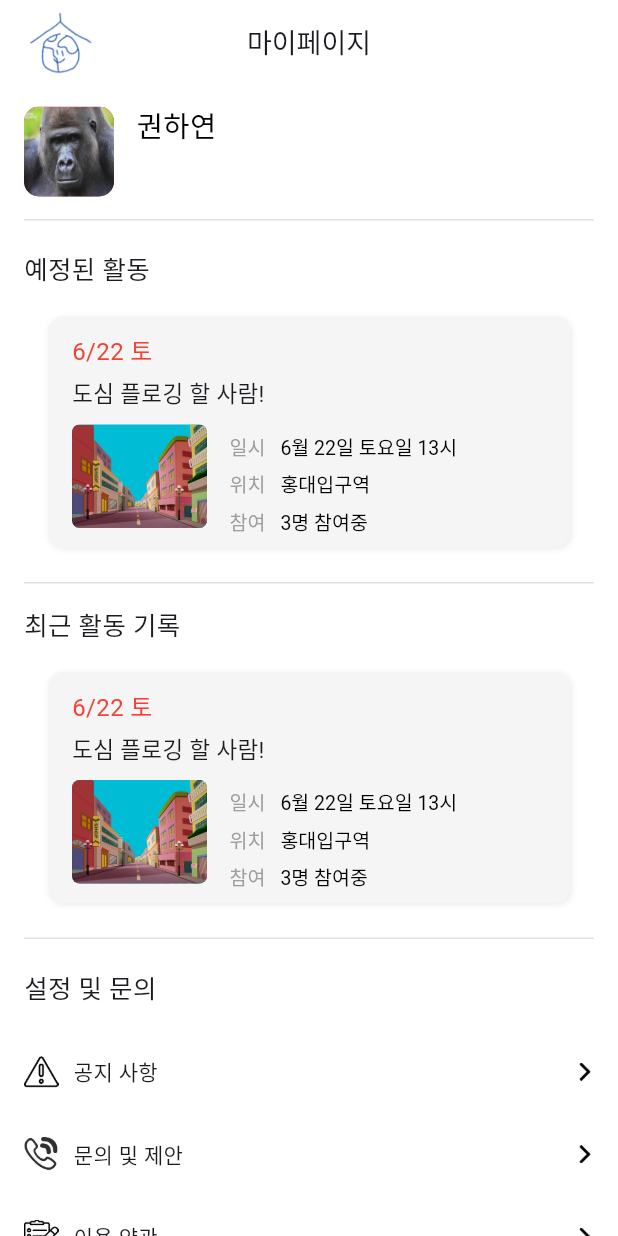
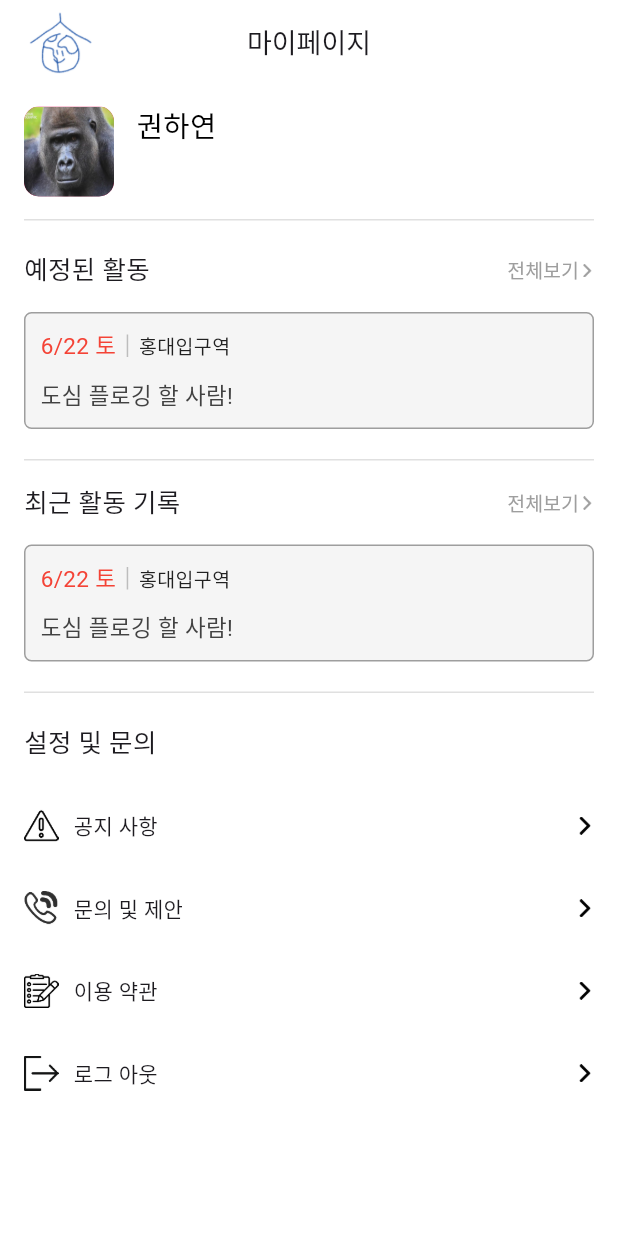
Before and after one commit to shinjoo95/bluemungan, a Flutter app: the MypageScreen screen opened directly, on a phone screen of 412 x 824 dp. Run offline on Flutter 3.47's test engine with Material 3 defaults, Android fonts, the phone set to English and light mode, and no system bars; our stand-ins replace cloud_firestore, firebase_auth, firebase_core, flutter_native_splash, get, google_sign_in and 1 more; missing offline and left inert: board_datetime_picker, kakao_flutter_sdk; accounts and stored records are empty; Roboto replaces fonts that are missing (bold, semiBold); project files that could hold a hidden picture were left out.

Commit message:
- 마이페이지 UI 수정

```diff
--- a/lib/my/screen/login_screen.dart
+++ b/lib/my/screen/login_screen.dart
@@ -1,4 +1,3 @@
-import 'package:bluemungan/main/screen/main_screen.dart';
 import 'package:bluemungan/my/controller/login_controller.dart';
 import 'package:flutter/material.dart';
 import 'package:get/get.dart';
--- a/lib/my/screen/setting_screen.dart
+++ b/lib/my/screen/setting_screen.dart
@@ -36,7 +36,7 @@ class SettingScreen extends StatelessWidget {
         ),
         SettingMenu(
           icon: 'assets/logout.png',
-          title: '계정 로그 아웃',
+          title: '로그 아웃',
           onTap: () {
             Get.dialog(
               Material(
--- a/lib/my/widget/participated_info.dart
+++ b/lib/my/widget/participated_info.dart
@@ -7,34 +7,100 @@ class ParticipatedInfo extends StatelessWidget {
 
   @override
   Widget build(BuildContext context) {
-    return const Column(
+    return Column(
       crossAxisAlignment: CrossAxisAlignment.start,
       children: [
-        Text(
+        Row(
+          mainAxisAlignment: MainAxisAlignment.spaceBetween,
+          children: [
+            const Text(
               '예정된 활동',
               style: TextStyle(
                 fontSize: 17,
                 fontFamily: 'bold',
               ),
             ),
-        SizedBox(height: 5),
-        ParticipatedListItem(
+            RichText(
+              text: TextSpan(
+                children: [
+                  const TextSpan(
+                    text: '전체보기',
+                    style: TextStyle(
+                      fontSize: 13,
+                      fontFamily: 'semiBold',
+                      color: Colors.grey,
+                    ),
+                  ),
+                  const WidgetSpan(
+                    child: SizedBox(
+                      width: 1,
+                    ),
+                  ),
+                  WidgetSpan(
+                    alignment: PlaceholderAlignment.middle,
+                    child: Image.asset(
+                      'assets/arrow_right.png',
+                      color: Colors.grey,
+                      width: 9,
+                      height: 9,
+                    ),
+                  ),
+                ],
+              ),
+            ),
+          ],
+        ),
+        const SizedBox(height: 15),
+        const ParticipatedListItem(
           title: '도심 플로깅 할 사람!',
           imageUrl: 'assets/city_img.png',
           mainTime: '6/22 토',
           subTime: '6월 22일 토요일 13시',
           location: '홍대입구역',
         ),
-        Boundary(marginBottom: 15),
-        Text(
+        const Boundary(marginBottom: 15),
+        Row(
+          mainAxisAlignment: MainAxisAlignment.spaceBetween,
+          children: [
+            const Text(
               '최근 활동 기록',
               style: TextStyle(
                 fontSize: 17,
                 fontFamily: 'bold',
               ),
             ),
-        SizedBox(height: 5),
-        ParticipatedListItem(
+            RichText(
+              text: TextSpan(
+                children: [
+                  const TextSpan(
+                    text: '전체보기',
+                    style: TextStyle(
+                      fontSize: 13,
+                      fontFamily: 'semiBold',
+                      color: Colors.grey,
+                    ),
+                  ),
+                  const WidgetSpan(
+                    child: SizedBox(
+                      width: 1,
+                    ),
+                  ),
+                  WidgetSpan(
+                    alignment: PlaceholderAlignment.middle,
+                    child: Image.asset(
+                      'assets/arrow_right.png',
+                      color: Colors.grey,
+                      width: 9,
+                      height: 9,
+                    ),
+                  ),
+                ],
+              ),
+            ),
+          ],
+        ),
+        const SizedBox(height: 15),
+        const ParticipatedListItem(
           title: '도심 플로깅 할 사람!',
           imageUrl: 'assets/city_img.png',
           mainTime: '6/22 토',
--- a/lib/my/widget/participated_list_item.dart
+++ b/lib/my/widget/participated_list_item.dart
@@ -1,3 +1,4 @@
+import 'package:bluemungan/common/widgets/boundary.dart';
 import 'package:flutter/material.dart';
 import 'package:get/get.dart';
 
@@ -22,187 +23,243 @@ class ParticipatedListItem extends StatelessWidget {
   @override
   Widget build(BuildContext context) {
     return Container(
-      margin: const EdgeInsets.fromLTRB(16, 13, 16, 13),
-      padding: const EdgeInsets.fromLTRB(16, 11, 16, 11),
+      width: Get.width,
+      margin: const EdgeInsets.only(bottom: 10),
+      padding: const EdgeInsets.all(10),
       decoration: BoxDecoration(
-        borderRadius: BorderRadius.circular(10),
+        border: Border.all(
+          color: Colors.grey,
+          width: 1,
+        ),
+        borderRadius: BorderRadius.circular(5),
         color: Colors.grey[100],
-        boxShadow: [
-          BoxShadow(
-            color: Colors.grey.withOpacity(0.2),
-            blurRadius: 3,
-            spreadRadius: 0,
-            offset: const Offset(1, 1),
       ),
-        ],
-      ),
-      width: Get.width,
-      height: 154,
-      // 데이터 연동 예정
       child: Column(
         crossAxisAlignment: CrossAxisAlignment.start,
+        children: [
+          Row(
             children: [
               Text(
                 mainTime,
                 style: const TextStyle(
-              fontSize: 16,
+                  fontSize: 15,
                   fontFamily: 'bold',
                   color: Colors.red,
                 ),
               ),
-          const SizedBox(height: 5),
-          // 제목
-          SizedBox(
-            height: 25,
-            width: Get.width,
-            child: Text(
-              title,
-              style: const TextStyle(
-                fontSize: 15,
-                fontFamily: 'bold',
+              Container(
+                margin: const EdgeInsets.symmetric(horizontal: 7),
+                height: 15,
+                width: 1,
+                color: Colors.grey[400],
               ),
-              overflow: TextOverflow.ellipsis,
-            ),
-          ),
-          const SizedBox(height: 7),
-          Row(
-            crossAxisAlignment: CrossAxisAlignment.start,
-            children: [
-              Container(
-                // 산, 도심, 해안 이미지 설정
-                width: 90,
-                height: 69,
-                decoration: BoxDecoration(
-                  borderRadius: BorderRadius.circular(5),
-                  color: Colors.cyan,
-                ),
-                child: ClipRRect(
-                  borderRadius: BorderRadius.circular(5),
-                  child: Image.asset(
-                    imageUrl,
-                    fit: BoxFit.cover,
-                  ),
-                ),
-              ),
-              const SizedBox(width: 15),
-              Column(
-                crossAxisAlignment: CrossAxisAlignment.start,
-                children: [
-                  const SizedBox(height: 5),
-                  // 일시
-                  RichText(
-                    text: TextSpan(
-                      children: [
-                        const TextSpan(
-                          text: '일시',
+              Text(
+                location,
                 style: TextStyle(
-                            color: Colors.grey,
                   fontSize: 13,
                   fontFamily: 'semiBold',
-                          ),
-                        ),
-                        const WidgetSpan(
-                          child: SizedBox(
-                            width: 10,
-                          ),
-                        ),
-                        TextSpan(
-                          text: subTime,
-                          style: const TextStyle(
-                            color: Colors.black,
-                            fontSize: 13,
-                            fontFamily: 'semiBold',
+                  color: Colors.grey[900],
+                  overflow: TextOverflow.ellipsis,
                 ),
               ),
             ],
           ),
-                  ),
-                  const SizedBox(height: 6),
-                  // 위치
-                  RichText(
-                    text: TextSpan(
-                      children: [
-                        const TextSpan(
-                          text: '위치',
+          const SizedBox(height: 10),
+          Text(
+            title,
             style: TextStyle(
-                            color: Colors.grey,
-                            fontSize: 13,
-                            fontFamily: 'semiBold',
-                          ),
-                        ),
-                        const WidgetSpan(
-                          child: SizedBox(
-                            width: 10,
-                          ),
-                        ),
-                        TextSpan(
-                          text: location,
-                          style: const TextStyle(
-                            color: Colors.black,
-                            fontSize: 13,
-                            fontFamily: 'semiBold',
+              fontSize: 15,
+              fontFamily: 'bold',
+              color: Colors.grey[800],
+              overflow: TextOverflow.ellipsis,
             ),
           ),
         ],
       ),
-                  ),
-                  const SizedBox(height: 6),
-                  RichText(
-                    text: const TextSpan(
-                      children: [
-                        TextSpan(
-                          text: '참여',
-                          style: TextStyle(
-                            color: Colors.grey,
-                            fontSize: 13,
-                            fontFamily: 'semiBold',
-                          ),
-                        ),
-                        WidgetSpan(
-                          child: SizedBox(
-                            width: 10,
-                          ),
-                        ),
-                        TextSpan(
-                          text: '3명 참여중',
-                          style: TextStyle(
-                            color: Colors.black,
-                            fontSize: 13,
-                            fontFamily: 'semiBold',
-                          ),
-                        ),
-                      ],
-                    ),
-                  ),
-                  // Text(
-                  //   '일시  2024년 6월 22일 (토) 13시',
-                  //   style: TextStyle(
-                  //     fontSize: 17,
-                  //     fontFamily: 'bold',
+    );
+
+    // Container(
+    //   margin: const EdgeInsets.fromLTRB(16, 13, 16, 13),
+    //   padding: const EdgeInsets.fromLTRB(16, 11, 16, 11),
+    //   decoration: BoxDecoration(
+    //     borderRadius: BorderRadius.circular(10),
+    //     color: Colors.grey[100],
+    //     boxShadow: [
+    //       BoxShadow(
+    //         color: Colors.grey.withOpacity(0.2),
+    //         blurRadius: 3,
+    //         spreadRadius: 0,
+    //         offset: const Offset(1, 1),
+    //       ),
+    //     ],
     //   ),
-                  // ),
-                  // SizedBox(height: 5),
-                  // Text(
-                  //   '위치: 고척파크푸르지오',
-                  //   style: TextStyle(
-                  //     fontSize: 17,
-                  //     fontFamily: 'bold',
+    //   width: Get.width,
+    //   height: 154,
+    //   // 데이터 연동 예정
+    //   child: Column(
+    //     crossAxisAlignment: CrossAxisAlignment.start,
+    //     children: [
+    //       Text(
+    //         mainTime,
+    //         style: const TextStyle(
+    //           fontSize: 16,
+    //           fontFamily: 'bold',
+    //           color: Colors.red,
+    //         ),
+    //       ),
+    //       const SizedBox(height: 5),
+    //       // 제목
+    //       SizedBox(
+    //         height: 25,
+    //         width: Get.width,
+    //         child: Text(
+    //           title,
+    //           style: const TextStyle(
+    //             fontSize: 15,
+    //             fontFamily: 'bold',
+    //           ),
+    //           overflow: TextOverflow.ellipsis,
+    //         ),
+    //       ),
+    //       const SizedBox(height: 7),
+    //       Row(
+    //         crossAxisAlignment: CrossAxisAlignment.start,
+    //         children: [
+    //           Container(
+    //             // 산, 도심, 해안 이미지 설정
+    //             width: 90,
+    //             height: 69,
+    //             decoration: BoxDecoration(
+    //               borderRadius: BorderRadius.circular(5),
+    //               color: Colors.cyan,
+    //             ),
+    //             child: ClipRRect(
+    //               borderRadius: BorderRadius.circular(5),
+    //               child: Image.asset(
+    //                 imageUrl,
+    //                 fit: BoxFit.cover,
+    //               ),
+    //             ),
+    //           ),
+    //           const SizedBox(width: 15),
+    //           Column(
+    //             crossAxisAlignment: CrossAxisAlignment.start,
+    //             children: [
+    //               const SizedBox(height: 5),
+    //               // 일시
+    //               RichText(
+    //                 text: TextSpan(
+    //                   children: [
+    //                     const TextSpan(
+    //                       text: '일시',
+    //                       style: TextStyle(
+    //                         color: Colors.grey,
+    //                         fontSize: 13,
+    //                         fontFamily: 'semiBold',
+    //                       ),
+    //                     ),
+    //                     const WidgetSpan(
+    //                       child: SizedBox(
+    //                         width: 10,
+    //                       ),
+    //                     ),
+    //                     TextSpan(
+    //                       text: subTime,
+    //                       style: const TextStyle(
+    //                         color: Colors.black,
+    //                         fontSize: 13,
+    //                         fontFamily: 'semiBold',
+    //                       ),
+    //                     ),
+    //                   ],
+    //                 ),
+    //               ),
+    //               const SizedBox(height: 6),
+    //               // 위치
+    //               RichText(
+    //                 text: TextSpan(
+    //                   children: [
+    //                     const TextSpan(
+    //                       text: '위치',
+    //                       style: TextStyle(
+    //                         color: Colors.grey,
+    //                         fontSize: 13,
+    //                         fontFamily: 'semiBold',
+    //                       ),
+    //                     ),
+    //                     const WidgetSpan(
+    //                       child: SizedBox(
+    //                         width: 10,
+    //                       ),
+    //                     ),
+    //                     TextSpan(
+    //                       text: location,
+    //                       style: const TextStyle(
+    //                         color: Colors.black,
+    //                         fontSize: 13,
+    //                         fontFamily: 'semiBold',
+    //                       ),
+    //                     ),
+    //                   ],
+    //                 ),
+    //               ),
+    //               const SizedBox(height: 6),
+    //               RichText(
+    //                 text: const TextSpan(
+    //                   children: [
+    //                     TextSpan(
+    //                       text: '참여',
+    //                       style: TextStyle(
+    //                         color: Colors.grey,
+    //                         fontSize: 13,
+    //                         fontFamily: 'semiBold',
+    //                       ),
+    //                     ),
+    //                     WidgetSpan(
+    //                       child: SizedBox(
+    //                         width: 10,
+    //                       ),
+    //                     ),
+    //                     TextSpan(
+    //                       text: '3명 참여중',
+    //                       style: TextStyle(
+    //                         color: Colors.black,
+    //                         fontSize: 13,
+    //                         fontFamily: 'semiBold',
+    //                       ),
+    //                     ),
+    //                   ],
+    //                 ),
+    //               ),
+    //               // Text(
+    //               //   '일시  2024년 6월 22일 (토) 13시',
+    //               //   style: TextStyle(
+    //               //     fontSize: 17,
+    //               //     fontFamily: 'bold',
+    //               //   ),
+    //               // ),
+    //               // SizedBox(height: 5),
+    //               // Text(
+    //               //   '위치: 고척파크푸르지오',
+    //               //   style: TextStyle(
+    //               //     fontSize: 17,
+    //               //     fontFamily: 'bold',
+    //               //   ),
+    //               // ),
+    //               // SizedBox(height: 5),
+    //               // Text(
+    //               //   '참석: 3명',
+    //               //   style: TextStyle(
+    //               //     fontSize: 17,
+    //               //     fontFamily: 'semiBold',
+    //               //   ),
+    //               // ),
+    //             ],
+    //           ),
+    //         ],
+    //       ),
+    //     ],
     //   ),
-                  // ),
-                  // SizedBox(height: 5),
-                  // Text(
-                  //   '참석: 3명',
-                  //   style: TextStyle(
-                  //     fontSize: 17,
-                  //     fontFamily: 'semiBold',
-                  //   ),
-                  // ),
-                ],
-              ),
-            ],
-          ),
-        ],
-      ),
-    );
+    // );
   }
 }
```
Also changed, not shown: 1 other file. Lines whose indentation alone changed are shown as unchanged.
